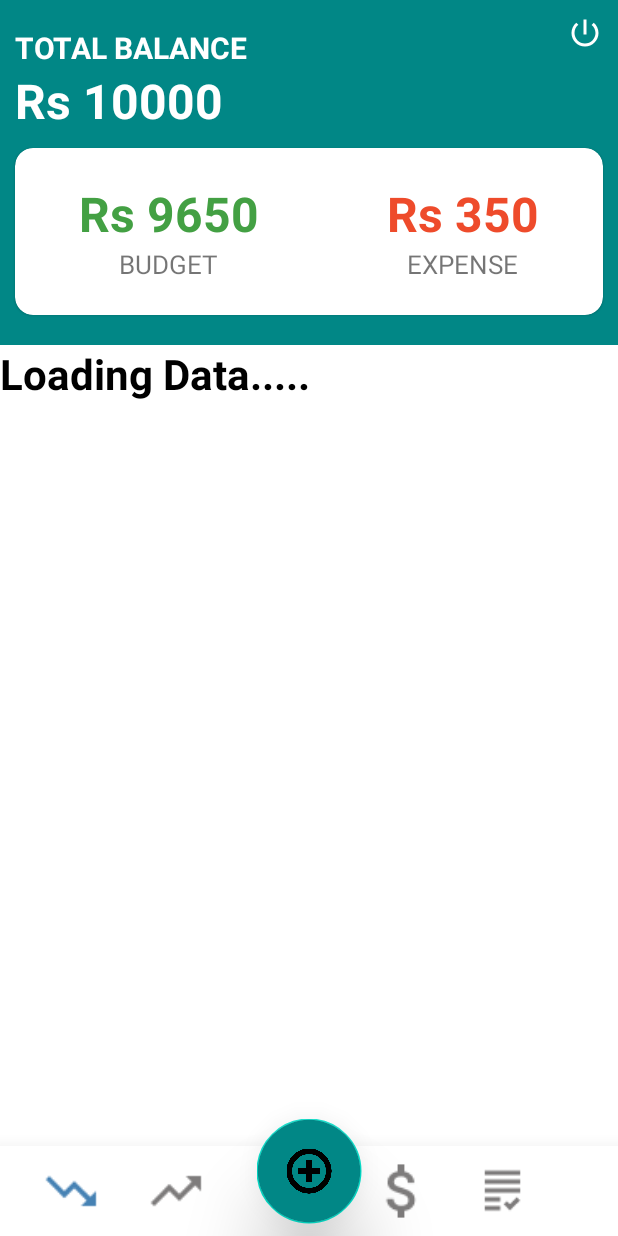
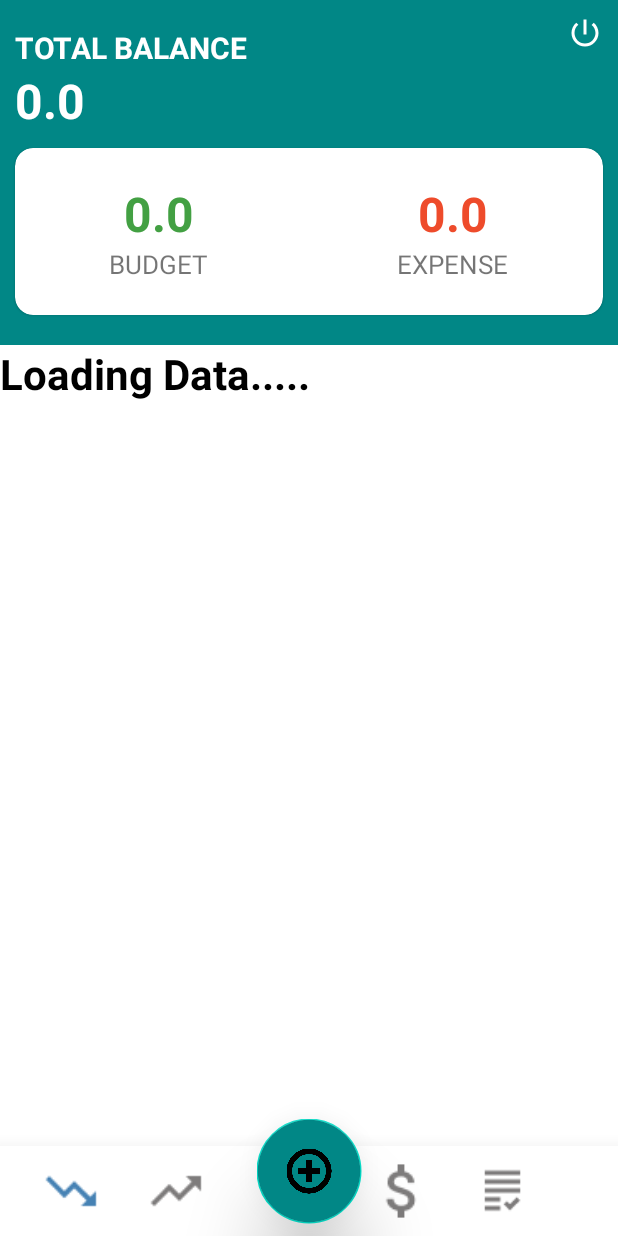
Before and after one commit to it21322662/MAD_WalletWizard, an Android app: the ExpenseFetchingActivity screen opened directly, with no data from a screen before it, on a phone screen of 412 x 824 dp. Run offline under Robolectric (Android 15) with nearby library versions, the light colour scheme and no system bars; our stand-ins replace Firebase (no records; nobody signed in at launch, a user with empty details on screens opened directly).

Commit message:
Implement Calculation

```diff
--- a/app/src/main/java/com/example/walletwizard/Activities/ExpenseFetchingActivity.kt
+++ b/app/src/main/java/com/example/walletwizard/Activities/ExpenseFetchingActivity.kt
@@ -30,6 +30,9 @@
     private lateinit var dbRef: DatabaseReference
     private lateinit var main : ImageView
     private  lateinit var add : FloatingActionButton
+    private  lateinit var expense : TextView
+    private  lateinit var budget : TextView
+    private lateinit var balance : TextView
 
     override fun onCreate(savedInstanceState: Bundle?) {
         super.onCreate(savedInstanceState)
@@ -42,6 +45,9 @@
 
         main = findViewById(R.id.imageView9)
         add = findViewById(R.id.fab)
+        expense =findViewById(R.id.expense)
+        budget = findViewById(R.id.budget)
+        balance = findViewById(R.id.balance)
 
         main.setOnClickListener {
             val intent = Intent(this, MainActivity::class.java)
@@ -62,6 +68,83 @@
 
         getExpensesData()
 
+
+
+        var budgetValue =0.0;
+        var expenses = 0.0;
+
+        var total =0.0;
+
+        calculateExpenses { exp ->
+            run {
+                expense.text = exp.toString();
+                expenses = exp;
+            }
+        }
+        calculateBudget { budg -> run {
+            budget.text = budg.toString();
+            budgetValue = budg;
+        } }
+        println("budgetValue :: :::" + budgetValue + "expensesVal :::::"+ expenses)
+        balance.text = (budgetValue - expenses).toString()
+
+    }
+
+    private fun calculateBudget(callback: (Double) -> Unit) {
+        var sum = 0.0
+
+        dbRef = FirebaseDatabase.getInstance().getReference("Expenses")
+        var expenseQuery = dbRef.orderByChild("expensesAmount").startAt("-")
+        expenseQuery.addListenerForSingleValueEvent(object : ValueEventListener {
+            override fun onDataChange(snapshot: DataSnapshot) {
+                // Loop through the data and add the amounts with prefix "-"
+                for (expenseSnapshot in snapshot.children) {
+                    val amount =
+                        expenseSnapshot.child("expensesAmount").getValue(String::class.java)
+                    if (amount?.startsWith("-") == true) {
+                        sum += amount.substring(1).toDouble()
+                    }
+                }
+                // Todo:
+                println("Sum of expenses with prefix \"-\": $sum")
+
+                expense.text = sum.toString()
+                callback(sum)
+            }
+
+            override fun onCancelled(error: DatabaseError) {
+                // Handle any errors
+                println("error ::::::" + error)
+            }
+        })
+    }
+        private fun calculateExpenses(callback: (Double) -> Unit) {
+            var sum = 0.0
+
+            dbRef = FirebaseDatabase.getInstance().getReference("Expenses")
+            var expenseQuery = dbRef.orderByChild("expensesAmount").startAt("+")
+            expenseQuery.addListenerForSingleValueEvent(object : ValueEventListener {
+                override fun onDataChange(snapshot: DataSnapshot) {
+                    // Loop through the data and add the amounts with prefix "+"
+                    for (expenseSnapshot in snapshot.children) {
+                        val amount = expenseSnapshot.child("expensesAmount").getValue(String::class.java)
+                        if (amount?.startsWith("+") == true) {
+
+                            sum += amount.substring(1).toDouble()
+                        }
+                    }
+                    // Todo:
+                    println("Sum of expenses with prefix \"+\": $sum")
+
+                    budget.text = sum.toString()
+                    callback(sum)
+                }
+
+                override fun onCancelled(error: DatabaseError) {
+                    // Handle any errors
+                    println("error ::::::"+error)
+                }
+            })
     }
 
     private fun getExpensesData() {
--- a/app/src/main/res/layout/activity_expense.xml
+++ b/app/src/main/res/layout/activity_expense.xml
@@ -47,7 +47,7 @@
                             android:id="@+id/balance"
                             android:layout_width="wrap_content"
                             android:layout_height="wrap_content"
-                            android:text="Rs 10000"
+                            android:text="Rs 9650"
                             android:textSize="32sp"
                             android:textStyle="bold"
                             android:textColor="#FFFF"/>/>
@@ -80,7 +80,7 @@
                                     android:id="@+id/budget"
                                     android:layout_width="wrap_content"
                                     android:layout_height="wrap_content"
-                                    android:text="Rs 9650"
+                                    android:text="Rs 10000"
                                     android:textStyle="bold"
                                     android:textSize="32sp"
                                     android:textColor="@color/green"/>
```
